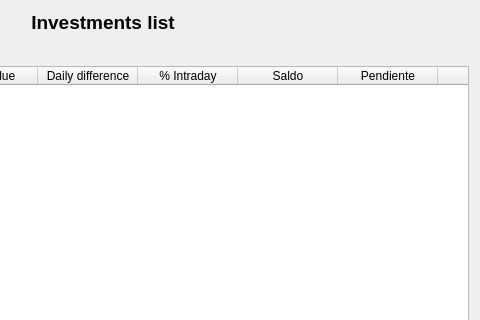
First picture: the form in ui/wdgInversiones.ui, repository turulomio/xulpymoney, before the edit; both pictures show x 274 to 754 and y 0 to 320 of the 754 by 525 pixel window.
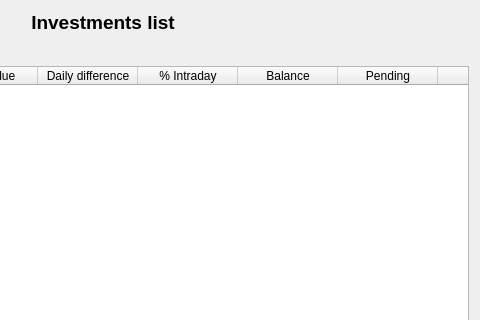
Second picture: the form after the edit. Icons and pictures are not drawn. Custom widgets are drawn as their Qt base class.

The edit to the form file:
```diff
--- a/ui/wdgInversiones.ui
+++ b/ui/wdgInversiones.ui
@@ -86,12 +86,12 @@
          </column>
          <column>
           <property name="text">
-           <string>Saldo</string>
+           <string>Balance</string>
           </property>
          </column>
          <column>
           <property name="text">
-           <string>Pendiente</string>
+           <string>Pending</string>
           </property>
          </column>
          <column>
@@ -101,7 +101,7 @@
          </column>
          <column>
           <property name="text">
-           <string>% Venta</string>
+           <string>% Selling point</string>
           </property>
          </column>
         </widget>
```
Left out of the diff: 33 changed lines with no effect on the pictures.
